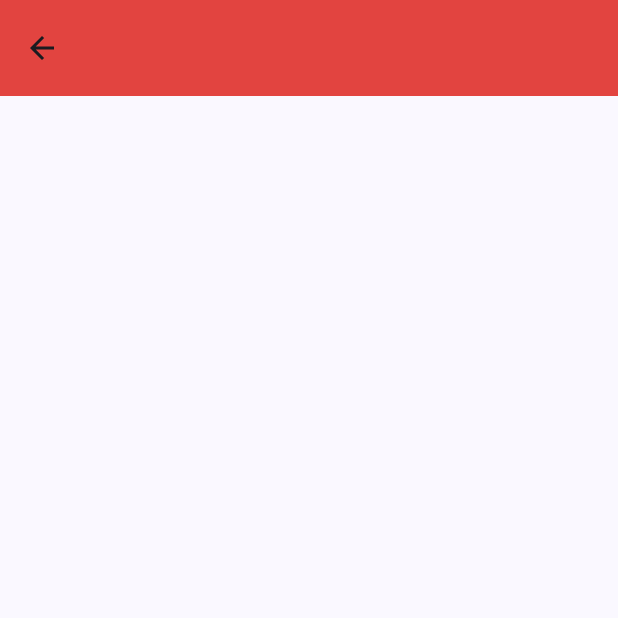
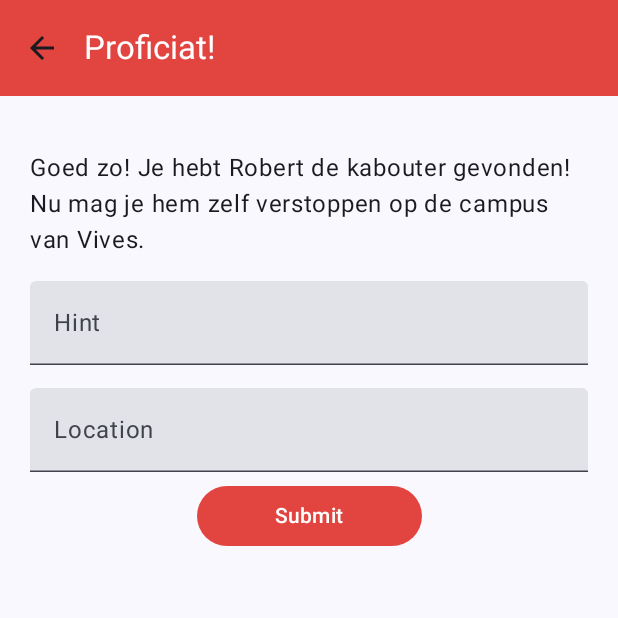
Before and after one commit to woutvandenberghe/FindRob, an Android app built with Jetpack Compose: the FoundScreen screen opened through its navigation route, on a phone screen of 412 x 824 dp, the top half of it. Run offline under Robolectric (Android 15) with nearby library versions, the phone set to English and light mode, and no system bars; our stand-ins replace Room's generated code; libraries missing offline, so code that uses them is left out: com.journeyapps.barcodescanner.

Commit message:
Arne -> Found screen

```diff
--- a/app/src/main/AndroidManifest.xml
+++ b/app/src/main/AndroidManifest.xml
@@ -7,7 +7,7 @@
         android:allowBackup="true"
         android:dataExtractionRules="@xml/data_extraction_rules"
         android:fullBackupContent="@xml/backup_rules"
-        android:icon="@mipmap/ic_launcher"
+        android:icon="@drawable/gnome_icon"
         android:label="@string/app_name"
         android:roundIcon="@mipmap/ic_launcher_round"
         android:supportsRtl="true"
@@ -24,6 +24,10 @@
                 <category android:name="android.intent.category.LAUNCHER" />
             </intent-filter>
         </activity>
+        <activity android:name="com.journeyapps.barcodescanner.CaptureActivity"
+            android:screenOrientation="fullSensor"
+            tools:replace="android:screenOrientation"
+            />
     </application>
 
 </manifest>
--- a/app/src/main/java/be/vives/findrobert/FindRobertApp.kt
+++ b/app/src/main/java/be/vives/findrobert/FindRobertApp.kt
@@ -1,5 +1,6 @@
 package be.vives.findrobert
 
+import FoundScreen
 import android.annotation.SuppressLint
 import androidx.annotation.StringRes
 import androidx.compose.foundation.layout.Arrangement
@@ -209,7 +210,11 @@ fun FindRobApp(navController: NavHostController = rememberNavController(), funct
                 EventScreen()
             }
             composable(route = FindRobertScreens.Found.name){
-                FindRobertScreens.Found
+                FoundScreen(navigateToMainScreen = {
+                    navController.popBackStack()
+                    navController.popBackStack()
+                    navController.navigate(FindRobertScreens.Main.name)
+                })
             }
         }
     }
--- a/app/src/main/java/be/vives/findrobert/data/admindata/AdminData.kt
+++ b/app/src/main/java/be/vives/findrobert/data/admindata/AdminData.kt
@@ -5,7 +5,7 @@ import androidx.room.PrimaryKey
 
 @Entity
 data class AdminData(
-    @PrimaryKey(autoGenerate = true)
+    @PrimaryKey(autoGenerate = false)
     val id: Int = 0,
     val hint: String,
     val location: String
--- a/app/src/main/java/be/vives/findrobert/ui/AppViewModelProvider.kt
+++ b/app/src/main/java/be/vives/findrobert/ui/AppViewModelProvider.kt
@@ -7,6 +7,7 @@ import androidx.lifecycle.viewmodel.initializer
 import androidx.lifecycle.viewmodel.viewModelFactory
 import be.vives.findrobert.FindRobApplication
 import be.vives.findrobert.ui.adminscreen.AdminScreenViewModel
+import be.vives.findrobert.ui.foundscreen.FoundScreenViewModel
 import be.vives.findrobert.ui.loginscreen.LoginScreenViewModel
 import be.vives.findrobert.ui.registerscreen.RegisterScreenViewModel
 import be.vives.findrobert.ui.socialscreen.SocialScreenViewModel
@@ -29,6 +30,9 @@ object AppViewModelProvider {
         initializer {
             AdminScreenViewModel(findRobApplication().container.adminDataRepository)
         }
+        initializer {
+            FoundScreenViewModel(findRobApplication().container.adminDataRepository)
+        }
     }
 }
 
--- /dev/null
+++ b/app/src/main/java/be/vives/findrobert/ui/foundscreen/FoundScreen.kt
@@ -0,0 +1,84 @@
+import androidx.compose.foundation.layout.Arrangement
+import androidx.compose.foundation.layout.Column
+import androidx.compose.foundation.layout.Row
+import androidx.compose.foundation.layout.fillMaxWidth
+import androidx.compose.foundation.layout.padding
+import androidx.compose.foundation.layout.width
+import androidx.compose.material3.Button
+import androidx.compose.material3.ButtonDefaults
+import androidx.compose.material3.Text
+import androidx.compose.runtime.Composable
+import androidx.compose.runtime.rememberCoroutineScope
+import androidx.compose.ui.Alignment
+import androidx.compose.ui.Modifier
+import androidx.compose.ui.graphics.Color
+import androidx.compose.ui.res.stringResource
+import androidx.compose.ui.unit.dp
+import androidx.lifecycle.viewmodel.compose.viewModel
+import be.vives.findrobert.R
+import be.vives.findrobert.ui.AppViewModelProvider
+import be.vives.findrobert.ui.components.MyTextField
+import be.vives.findrobert.ui.foundscreen.DataDetails
+import be.vives.findrobert.ui.foundscreen.FoundScreenViewModel
+import be.vives.findrobert.ui.registerscreen.MyCreateButton
+import kotlinx.coroutines.launch
+
+@Composable
+fun FoundScreen(viewmodel: FoundScreenViewModel = viewModel(factory = AppViewModelProvider.Factory),
+                navigateToMainScreen: () -> Unit) {
+
+    val coroutineScope = rememberCoroutineScope()
+
+    Column(
+        modifier = Modifier
+            .fillMaxWidth()
+            .padding(20.dp, 100.dp, 20.dp, 20.dp),
+        horizontalAlignment = Alignment.CenterHorizontally
+    ) {
+        Text(text = stringResource(id = R.string.found_uitleg),
+            modifier = Modifier.padding(0.dp, 0.dp, 0.dp, 15.dp))
+        MyTextField(value = viewmodel.hint,
+            onValueChange = { viewmodel.updateHint(it) },
+            label = stringResource(id = R.string.hint),
+            isError = false,
+            modifier = Modifier.padding(0.dp, 0.dp, 0.dp, 10.dp)
+        )
+        MyTextField(value = viewmodel.location,
+            onValueChange = { viewmodel.updateLocation(it) },
+            label = stringResource(id = R.string.location),
+            isError = false
+        )
+        MyFoundButton(
+            modifier = Modifier,
+            onSaveClicked = {
+                coroutineScope.launch {
+                    if (viewmodel.validateInput()) {
+                        viewmodel.saveData()
+                        viewmodel.updateUiState(DataDetails())
+                        navigateToMainScreen()
+                    }
+                }
+            },
+            color = Color(226,68,64,255)
+        )
+    }
+}
+
+
+@Composable
+fun MyFoundButton(modifier: Modifier,
+                   onSaveClicked: () -> Unit,
+                   color: Color
+) {
+    Row(
+        modifier = modifier.fillMaxWidth(),
+        horizontalArrangement = Arrangement.Center
+    ) {
+        Button(onClick = onSaveClicked,
+            modifier = modifier.width(150.dp),
+            colors = ButtonDefaults.buttonColors(containerColor = color, contentColor = Color.White))
+        {
+            Text(stringResource(id = R.string.submit))
+        }
+    }
+}
--- /dev/null
+++ b/app/src/main/java/be/vives/findrobert/ui/foundscreen/FoundScreenUiState.kt
@@ -0,0 +1,7 @@
+package be.vives.findrobert.ui.foundscreen
+
+import be.vives.findrobert.ui.registerscreen.UserDetails
+
+data class FoundScreenUiState (
+    val dataDetails: DataDetails = DataDetails()
+)
--- /dev/null
+++ b/app/src/main/java/be/vives/findrobert/ui/foundscreen/FoundScreenViewModel.kt
@@ -0,0 +1,51 @@
+package be.vives.findrobert.ui.foundscreen
+
+import androidx.compose.runtime.getValue
+import androidx.compose.runtime.mutableStateOf
+import androidx.compose.runtime.setValue
+import androidx.lifecycle.ViewModel
+import be.vives.findrobert.data.admindata.AdminData
+import be.vives.findrobert.data.admindata.AdminDataRepository
+
+class FoundScreenViewModel (private val adminDataRepository: AdminDataRepository): ViewModel() {
+
+    var foundScreenUiState by mutableStateOf(FoundScreenUiState())
+        private set
+
+    var hint by mutableStateOf("")
+    var location by mutableStateOf("")
+
+    fun updateUiState(dataDetails: DataDetails) {
+        foundScreenUiState =
+            FoundScreenUiState(dataDetails = dataDetails)
+    }
+
+    fun updateHint(newHint: String) {
+        hint = newHint
+    }
+    fun updateLocation(newLocation: String) {
+        location = newLocation
+    }
+
+    suspend fun saveData() {
+        adminDataRepository.upsertData(foundScreenUiState.dataDetails.toItem())
+    }
+
+    suspend fun validateInput(uiState: DataDetails = foundScreenUiState.dataDetails): Boolean {
+        return with(uiState) {
+            hint.isNotBlank() && location.isNotBlank()
+        }
+    }
+}
+
+data class DataDetails(
+    val id: Int = 0,
+    val hint: String = "",
+    val location: String = ""
+)
+
+fun DataDetails.toItem(): AdminData = AdminData(
+    id = id,
+    hint = hint,
+    location = location
+)
--- a/app/src/main/res/values/strings.xml
+++ b/app/src/main/res/values/strings.xml
@@ -60,6 +60,10 @@
     <string name="search_icon_description">Search icon description</string>
     <string name="event">Event</string>
     <string name="newHint">Nieuw hint</string>
-    <string name="found" />
+    <string name="found">Proficiat!</string>
     <string name="wrongqr" />
+    <string name="hint">Hint</string>
+    <string name="location">Location</string>
+    <string name="found_uitleg">Goed zo! Je hebt Robert de kabouter gevonden! Nu mag je hem zelf verstoppen op de campus van Vives.</string>
+    <string name="submit">Submit</string>
 </resources>
```
Also changed, not shown: app/src/main/java/be/vives/findrobert/ui/scannerscreen/FoundScreen.kt (deleted, +0 -26 lines).
